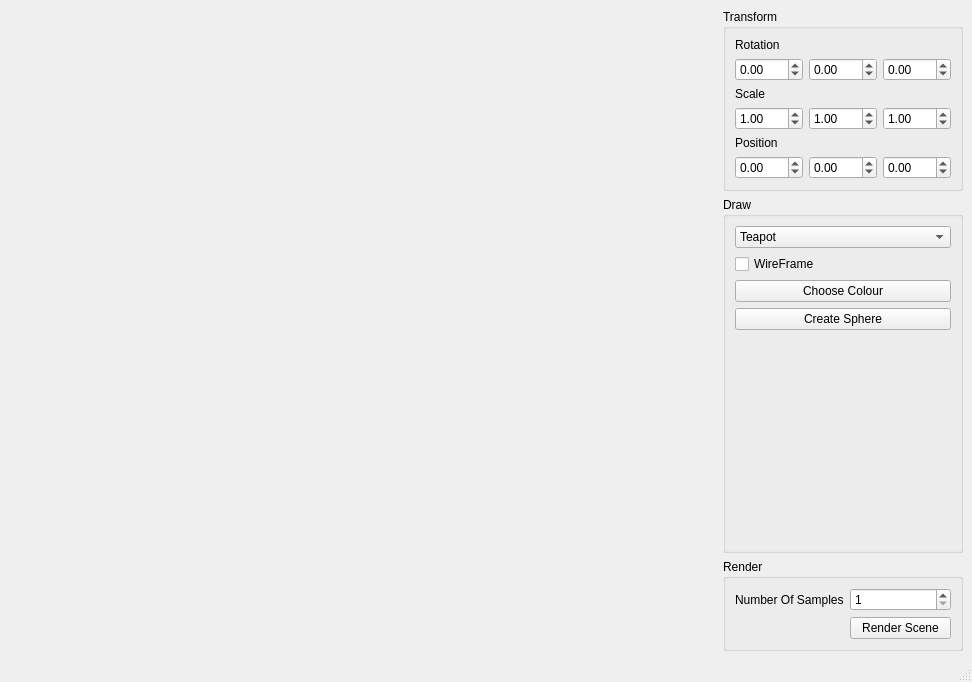
First picture: the form in raytracer/Raytracer/ui/MainWindow.ui, repository toashby/cppRaytracer, before the edit.
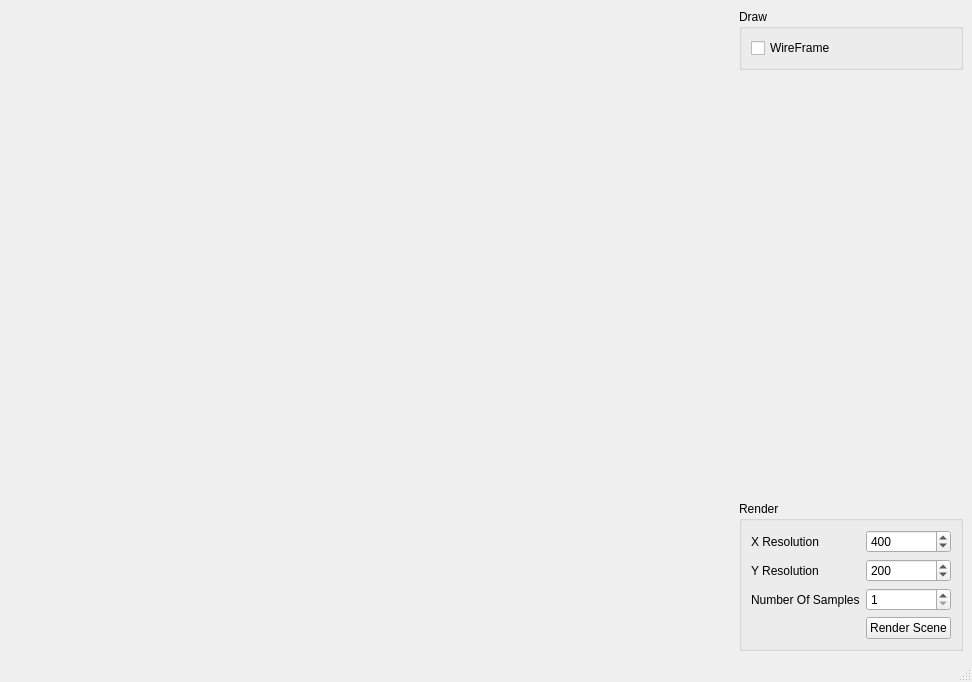
Second picture: the form after the edit.

Patch:
```diff
--- a/raytracer/Raytracer/ui/MainWindow.ui
+++ b/raytracer/Raytracer/ui/MainWindow.ui
@@ -11,219 +11,112 @@
    </rect>
   </property>
   <property name="windowTitle">
-   <string>ngl Qt Demo</string>
+   <string>Ray Tracer</string>
   </property>
   <widget class="QWidget" name="centralwidget">
    <layout class="QGridLayout" name="s_mainWindowGridLayout">
-    <item row="0" column="1">
-     <widget class="QGroupBox" name="s_transformGB">
+    <item row="2" column="1">
+     <widget class="QGroupBox" name="groupBox">
       <property name="title">
-       <string>Transform</string>
+       <string>Render</string>
       </property>
-      <layout class="QGridLayout" name="gridLayout">
-       <item row="0" column="0">
-        <widget class="QLabel" name="label">
-         <property name="text">
-          <string>Rotation</string>
-         </property>
-        </widget>
-       </item>
-       <item row="1" column="0">
-        <widget class="QDoubleSpinBox" name="m_rotationX">
+      <layout class="QGridLayout" name="gridLayout_3">
+       <item row="2" column="1">
+        <widget class="QSpinBox" name="m_numSamplesBox">
          <property name="minimum">
-          <double>-360.000000000000000</double>
+          <number>1</number>
          </property>
          <property name="maximum">
-          <double>360.000000000000000</double>
+          <number>999999</number>
          </property>
         </widget>
        </item>
        <item row="1" column="1">
-        <widget class="QDoubleSpinBox" name="m_rotationY">
+        <widget class="QSpinBox" name="m_yResBox">
          <property name="minimum">
-          <double>-360.000000000000000</double>
+          <number>1</number>
          </property>
          <property name="maximum">
-          <double>360.000000000000000</double>
+          <number>999999</number>
          </property>
-        </widget>
-       </item>
-       <item row="1" column="2">
-        <widget class="QDoubleSpinBox" name="m_rotationZ">
-         <property name="minimum">
-          <double>-360.000000000000000</double>
-         </property>
-         <property name="maximum">
-          <double>360.000000000000000</double>
+         <property name="value">
+          <number>200</number>
          </property>
         </widget>
        </item>
        <item row="2" column="0">
-        <widget class="QLabel" name="label_2">
+        <widget class="QLabel" name="samplesLabel">
          <property name="text">
-          <string>Scale</string>
-         </property>
-        </widget>
-       </item>
-       <item row="3" column="0">
-        <widget class="QDoubleSpinBox" name="m_scaleX">
-         <property name="minimum">
-          <double>-4.000000000000000</double>
-         </property>
-         <property name="maximum">
-          <double>4.000000000000000</double>
-         </property>
-         <property name="singleStep">
-          <double>0.010000000000000</double>
-         </property>
-         <property name="value">
-          <double>1.000000000000000</double>
+          <string>Number Of Samples</string>
          </property>
         </widget>
        </item>
        <item row="3" column="1">
-        <widget class="QDoubleSpinBox" name="m_scaleY">
-         <property name="minimum">
-          <double>-4.000000000000000</double>
+        <widget class="QPushButton" name="m_renderButton">
+         <property name="text">
+          <string>Render Scene</string>
          </property>
-         <property name="maximum">
-          <double>4.000000000000000</double>
-         </property>
-         <property name="singleStep">
-          <double>0.010000000000000</double>
-         </property>
-         <property name="value">
-          <double>1.000000000000000</double>
-         </property>
         </widget>
        </item>
-       <item row="3" column="2">
-        <widget class="QDoubleSpinBox" name="m_scaleZ">
+       <item row="0" column="1">
+        <widget class="QSpinBox" name="m_xResBox">
          <property name="minimum">
-          <double>-4.000000000000000</double>
+          <number>1</number>
          </property>
          <property name="maximum">
-          <double>4.000000000000000</double>
+          <number>999999</number>
          </property>
-         <property name="singleStep">
-          <double>0.010000000000000</double>
-         </property>
          <property name="value">
-          <double>1.000000000000000</double>
+          <number>400</number>
          </property>
         </widget>
        </item>
-       <item row="4" column="0">
-        <widget class="QLabel" name="label_3">
+       <item row="0" column="0">
+        <widget class="QLabel" name="label">
          <property name="text">
-          <string>Position</string>
+          <string>X Resolution</string>
          </property>
         </widget>
        </item>
-       <item row="5" column="0">
-        <widget class="QDoubleSpinBox" name="m_positionX">
-         <property name="minimum">
-          <double>-20.000000000000000</double>
-         </property>
-         <property name="maximum">
-          <double>20.000000000000000</double>
-         </property>
-         <property name="singleStep">
-          <double>0.010000000000000</double>
-         </property>
-        </widget>
-       </item>
-       <item row="5" column="1">
-        <widget class="QDoubleSpinBox" name="m_positionY">
-         <property name="minimum">
-          <double>-20.000000000000000</double>
-         </property>
-         <property name="maximum">
-          <double>20.000000000000000</double>
-         </property>
-         <property name="singleStep">
-          <double>0.010000000000000</double>
-         </property>
-        </widget>
-       </item>
-       <item row="5" column="2">
-        <widget class="QDoubleSpinBox" name="m_positionZ">
-         <property name="minimum">
-          <double>-20.000000000000000</double>
-         </property>
-         <property name="maximum">
-          <double>20.000000000000000</double>
-         </property>
-         <property name="singleStep">
-          <double>0.010000000000000</double>
+       <item row="1" column="0">
+        <widget class="QLabel" name="label_2">
+         <property name="text">
+          <string>Y Resolution</string>
          </property>
         </widget>
        </item>
       </layout>
      </widget>
     </item>
-    <item row="1" column="1">
+    <item row="0" column="1">
      <widget class="QGroupBox" name="s_drawGB">
       <property name="title">
        <string>Draw</string>
       </property>
-      <layout class="QGridLayout" name="gridLayout_2">
-       <item row="0" column="0">
-        <widget class="QComboBox" name="m_objectSelection">
-         <item>
-          <property name="text">
-           <string>Teapot</string>
-          </property>
-         </item>
-         <item>
-          <property name="text">
-           <string>Sphere</string>
-          </property>
-         </item>
-         <item>
-          <property name="text">
-           <string>Cube</string>
-          </property>
-         </item>
-        </widget>
-       </item>
-       <item row="1" column="0">
+      <layout class="QVBoxLayout" name="verticalLayout">
+       <item>
         <widget class="QCheckBox" name="m_wireframe">
          <property name="text">
           <string>WireFrame</string>
          </property>
         </widget>
        </item>
-       <item row="3" column="0">
-        <widget class="QPushButton" name="m_colour">
-         <property name="text">
-          <string>Choose Colour</string>
-         </property>
-        </widget>
-       </item>
-       <item row="4" column="0">
-        <widget class="QPushButton" name="m_createSphere">
-         <property name="text">
-          <string>Create Sphere</string>
-         </property>
-        </widget>
-       </item>
-       <item row="6" column="0">
-        <spacer name="verticalSpacer">
-         <property name="orientation">
-          <enum>Qt::Vertical</enum>
-         </property>
-         <property name="sizeHint" stdset="0">
-          <size>
-           <width>20</width>
-           <height>40</height>
-          </size>
-         </property>
-        </spacer>
-       </item>
       </layout>
      </widget>
     </item>
+    <item row="1" column="1">
+     <spacer name="verticalSpacer">
+      <property name="orientation">
+       <enum>Qt::Vertical</enum>
+      </property>
+      <property name="sizeHint" stdset="0">
+       <size>
+        <width>20</width>
+        <height>40</height>
+       </size>
+      </property>
+     </spacer>
+    </item>
     <item row="0" column="0">
      <spacer name="horizontalSpacer">
       <property name="orientation">
@@ -237,39 +130,6 @@
       </property>
      </spacer>
     </item>
-    <item row="2" column="1">
-     <widget class="QGroupBox" name="groupBox">
-      <property name="title">
-       <string>Render</string>
-      </property>
-      <layout class="QGridLayout" name="gridLayout_3">
-       <item row="0" column="1">
-        <widget class="QSpinBox" name="m_numSamplesBox">
-         <property name="minimum">
-          <number>1</number>
-         </property>
-         <property name="maximum">
-          <number>999999</number>
-         </property>
-        </widget>
-       </item>
-       <item row="1" column="1">
-        <widget class="QPushButton" name="m_renderButton">
-         <property name="text">
-          <string>Render Scene</string>
-         </property>
-        </widget>
-       </item>
-       <item row="0" column="0">
-        <widget class="QLabel" name="samplesLabel">
-         <property name="text">
-          <string>Number Of Samples</string>
-         </property>
-        </widget>
-       </item>
-      </layout>
-     </widget>
-    </item>
    </layout>
   </widget>
   <widget class="QMenuBar" name="menubar">
```
